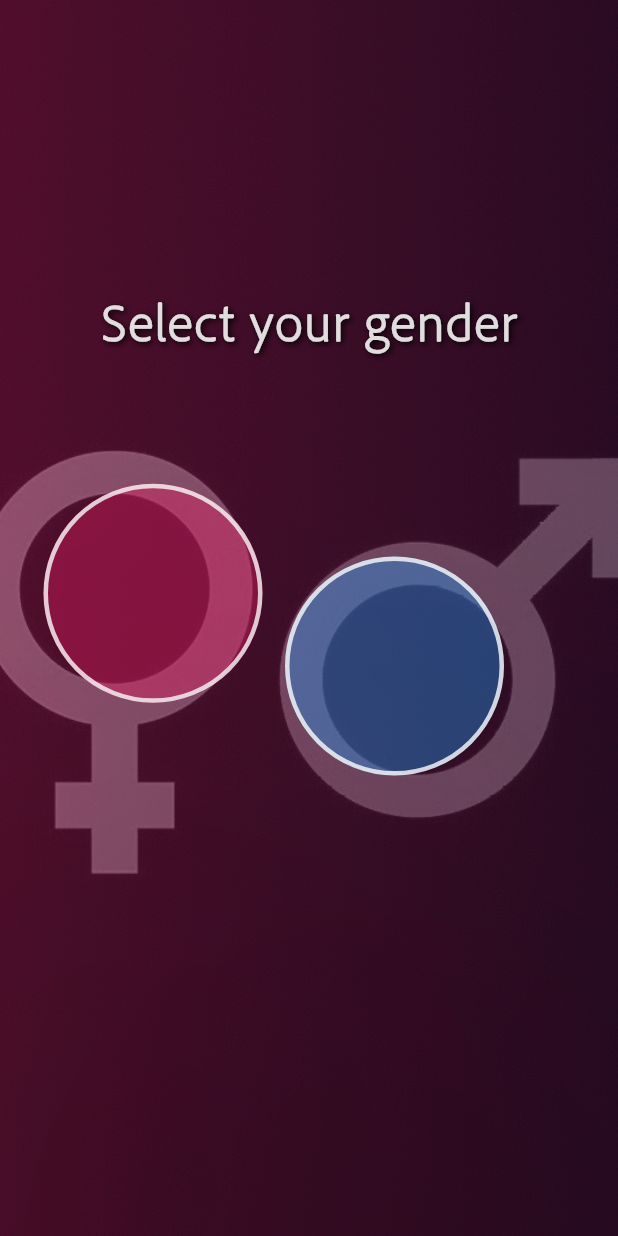
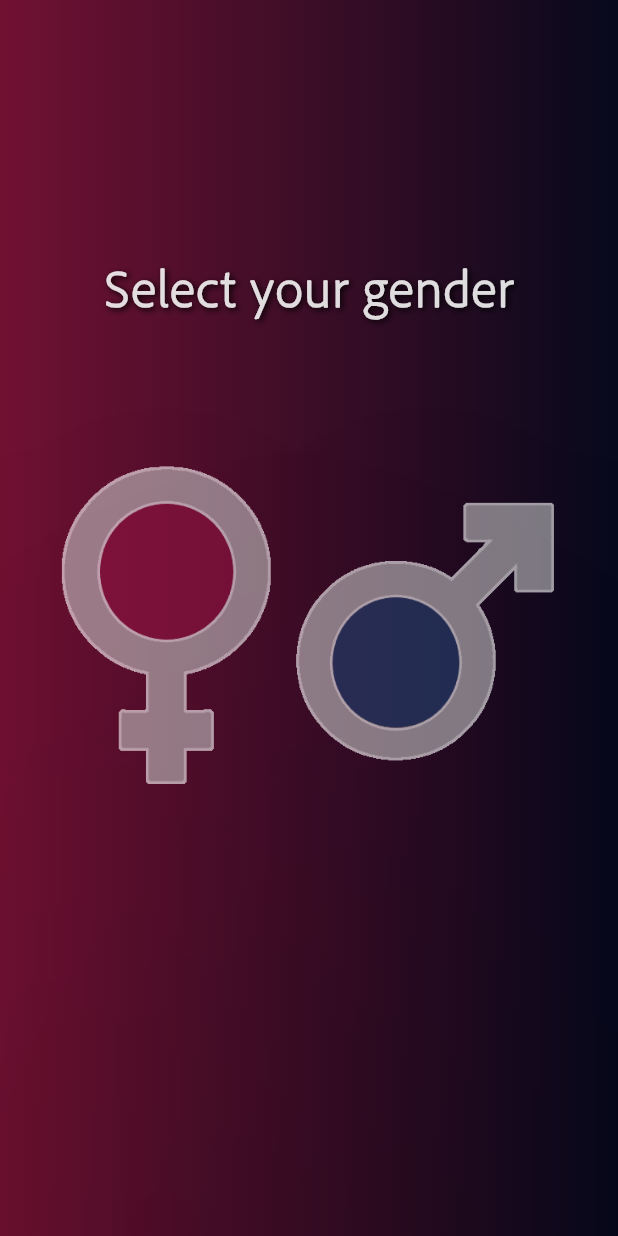
Before and after one commit to samuzaffar99/WorkoutTracker, a Flutter app: the MaleFemale screen opened directly, on a phone screen of 412 x 824 dp. Run offline on Flutter 3.47's test engine with Material 2 defaults, Android fonts, the phone set to English and light mode, and no system bars.

Commit message:
update 1.2
perfected gender selection screen
added gender buttons
added gradient background
--please report for bugs and give feed back for improvement

```diff
--- a/Project/lib/screens/malefemale_screen.dart
+++ b/Project/lib/screens/malefemale_screen.dart
@@ -9,15 +9,15 @@ class MaleFemale extends StatelessWidget {
     return SafeArea(
       child: Container(
         decoration: BoxDecoration(
-          image: DecorationImage(
-            image: AssetImage("images/mtf.jpg"),
-            fit: BoxFit.cover,
+          // image: DecorationImage(
+          //   image: AssetImage("images/mtf.jpg"),
+          //   fit: BoxFit.cover,
+          // ),
+          gradient: LinearGradient(
+            begin: Alignment.centerLeft,
+            end: Alignment.centerRight,
+            colors: [Color(0xFF711132), Color(0xFF07091c)],
           ),
-          // gradient: LinearGradient(
-          //   begin: Alignment.topCenter,
-          //   end: Alignment.bottomCenter,
-          //   colors: [Color(0xFFe52165), Color(0xFF0d1137)],
-          // ),
         ),
         child: Scaffold(
           resizeToAvoidBottomInset: false,
@@ -32,7 +32,7 @@ class MaleFemale extends StatelessWidget {
                     color: Colors.white.withAlpha(220),
                     fontFamily: "AdobeCleanL",
                     fontWeight: FontWeight.bold,
-                    letterSpacing: 1.25,
+                    letterSpacing: 1.0,
                     shadows: <Shadow>[
                       Shadow(
                           offset: Offset(1.5, 1.5),
@@ -40,18 +40,19 @@ class MaleFemale extends StatelessWidget {
                           color: Color.fromARGB(255, 0, 0, 0))
                     ]),
               ),
-              Padding(padding: EdgeInsets.all(38.0).copyWith(bottom: 0)),
+              Padding(padding: EdgeInsets.all(80.0).copyWith(bottom: 0)),
               Center(
                 child: Row(
                   children: [
-                    SizedBox(
-                      width: 29.0,
-                    ),
+                    Stack(
+                      children: [
                         Column(
                           children: [
                             ButtonTheme(
-                          height: 146.0,
-                          minWidth: 146.0,
+                              height: 220.0,
+                              minWidth: 220.0,
+                              child: Opacity(
+                                opacity: 0.6,
                                 child: MaterialButton(
                                   onPressed: () {
                                     Navigator.push(
@@ -64,28 +65,41 @@ class MaleFemale extends StatelessWidget {
                                     );
                                   },
                                   elevation: 200,
+                                  child: Column(
+                                    children: [
+                                      Image.asset(
+                                        'images/fbutton.png',
+                                        height: 246.0,
+                                        width: 150.0,
+                                      ),
+                                    ],
+                                  ),
                                   shape: CircleBorder(
-                              side: BorderSide(
-                                width: 3,
-                                color: Colors.white.withAlpha(200),
+                                    // side: BorderSide(
+                                    //   width: 3,
+                                    //   color: Colors.transparent,
+                                    //   //color: Colors.white.withAlpha(200),
+                                    // ),
                                   ),
+                                  color: Colors.transparent,
+                                  //color: Colors.pink.withAlpha(100),
                                 ),
-                            color: Colors.pink.withAlpha(100),
                               ),
                             ),
                           ],
                         ),
-                    SizedBox(
-                      width: 15.0,
-                    ),
                         Column(
                           children: [
+                            Row(
+                              children: [
                                 SizedBox(
-                          height: 97.0,
+                                  width: 175,
                                 ),
                                 ButtonTheme(
-                          height: 146.0,
-                          minWidth: 146.0,
+                                  height: 220.0,
+                                  minWidth: 220.0,
+                                  child: Opacity(
+                                    opacity: 0.6,
                                     child: MaterialButton(
                                       onPressed: () {
                                         Navigator.push(
@@ -98,14 +112,30 @@ class MaleFemale extends StatelessWidget {
                                         );
                                       },
                                       elevation: 200,
+                                      child: Column(
+                                        children: [
+                                          Image.asset(
+                                            'images/mbutton.png',
+                                            height: 246.0,
+                                            width: 189.0,
+                                          ),
+                                        ],
+                                      ),
                                       shape: CircleBorder(
-                              side: BorderSide(
-                                width: 3,
-                                color: Colors.white.withAlpha(200),
+                                        // side: BorderSide(
+                                        //   width: 3,
+                                        //   color: Colors.transparent,
+                                        //   //color: Colors.white.withAlpha(200),
+                                        // ),
+                                      ),
+                                      color: Colors.transparent,
+                                      //color: Colors.blue.withAlpha(100),
                                     ),
                                   ),
-                            color: Colors.blue.withAlpha(100),
                                 ),
+                              ],
+                            ),
+                          ],
                         ),
                       ],
                     ),
--- a/Project/lib/screens/registration_screen.dart
+++ b/Project/lib/screens/registration_screen.dart
@@ -110,7 +110,7 @@ class RegistrationScreen extends StatelessWidget {
                                   ),
                                   TextFormField(
                                     inputFormatters: [
-                                      LengthLimitingTextInputFormatter(4)
+                                      LengthLimitingTextInputFormatter(3)
                                     ],
                                     decoration: InputDecoration(
                                       border: OutlineInputBorder(),
--- a/Project/pubspec.yaml
+++ b/Project/pubspec.yaml
@@ -51,9 +51,9 @@ flutter:
   assets:
     - images/homenext.jpg
     - images/registration.jpg
-    - images/male.jpg
-    - images/female.jpg
     - images/mtf.jpg
+    - images/fbutton.png
+    - images/mbutton.png
 
   # An image asset can refer to one or more resolution-specific "variants", see
   # https://flutter.dev/assets-and-images/#resolution-aware.
```
Also changed, not shown: Project/images/fbutton.png (added), Project/images/female.png (added), Project/images/male.png (added), Project/images/mbutton.png (added). Lines whose indentation alone changed are shown as unchanged.
